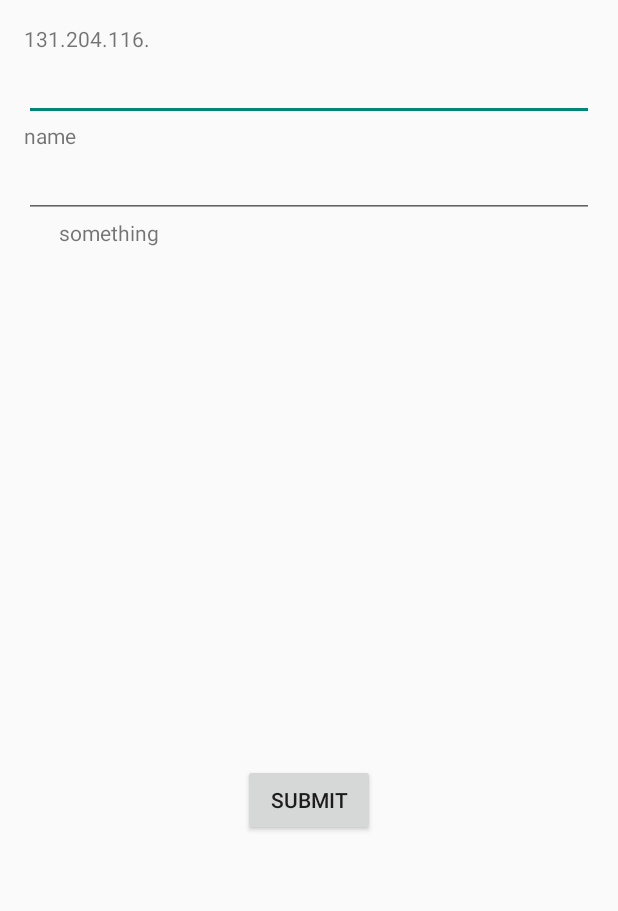
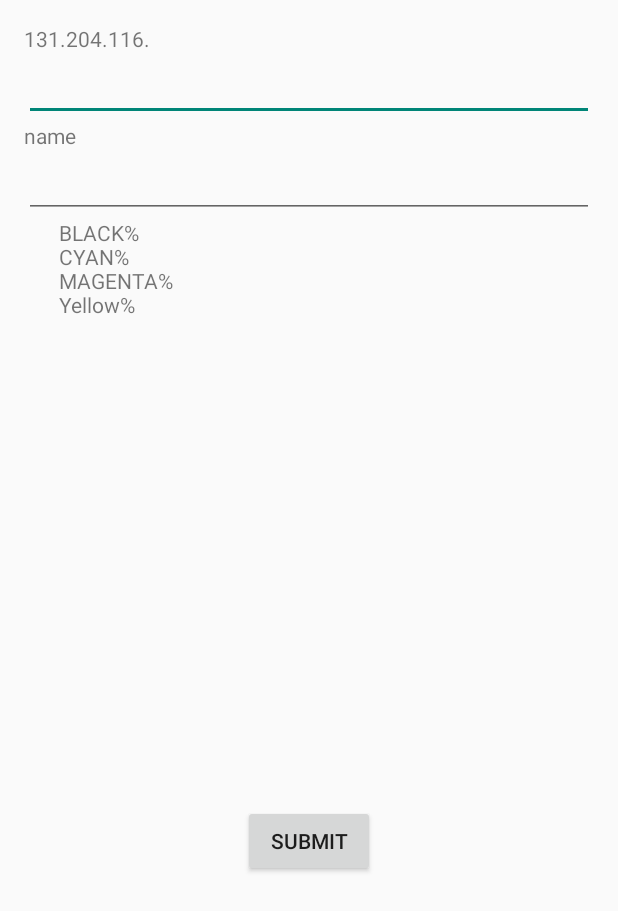
Before and after one commit to phillipjf/SNMPrint, an Android app: the screen it shows after launch (MainActivity), after a tap on "SUBMIT", on a phone screen of 412 x 824 dp. Shown: the top 911 px of the screen. Run offline under Robolectric (Android 15) with nearby library versions, the phone set to English and light mode, and no system bars; 5 statements that could not run were skipped.

Commit message:
04-15-2015 7:36pm Working SNMP calls

```diff
--- a/app/src/main/java/edu/auburn/eng/csse/comp3710/pjf0001/snmprint/MainActivity.java
+++ b/app/src/main/java/edu/auburn/eng/csse/comp3710/pjf0001/snmprint/MainActivity.java
@@ -32,11 +32,13 @@ public class MainActivity extends Activity
         setContentView(R.layout.activity_main);
         Log.i("DEBUG", "made it to onCreate");
 
+        outputText = (TextView) findViewById(R.id.printDetails);
+
         submit = (Button) findViewById(R.id.submitButton);
         submit.setOnClickListener(new Button.OnClickListener() {
             public void onClick(View v) {
                 new printTask().execute();
-                //Log.i("DEBUG", "made it to onCreate submit");
+                Log.i("DEBUG", "made it to onCreate submit");
             }
         });
     }
@@ -48,11 +50,19 @@ public class MainActivity extends Activity
         return true;
     }
 
-    private class printTask extends AsyncTask<String, Void, Integer>{
+    private class printTask extends AsyncTask<String, Void, String>{
         @Override
-        protected Integer doInBackground(String... params) {
+        protected String doInBackground(String... params) {
+            String returnVal = prntStat.snmpGet(BASE_IP, READ_COMMUNITY, mSNMPVersion, OID_BASE_LEVEL+OID_BLACK);
+            returnVal += prntStat.snmpGet(BASE_IP, READ_COMMUNITY, mSNMPVersion, OID_BASE_LEVEL+OID_CYAN);
+            returnVal += prntStat.snmpGet(BASE_IP, READ_COMMUNITY, mSNMPVersion, OID_BASE_LEVEL+OID_MAGENTA);
+            returnVal += prntStat.snmpGet(BASE_IP, READ_COMMUNITY, mSNMPVersion, OID_BASE_LEVEL+OID_YELLOW);
             Log.i("DEBUG", "made it to output");
-            return prntStat.snmpGet(BASE_IP, READ_COMMUNITY, mSNMPVersion, OID_BASE_LEVEL+OID_BLACK);
+            return returnVal;
+        }
+        protected void onPostExecute(String str)
+        {
+            outputText.setText(str);
         }
     }
 
--- a/app/src/main/java/edu/auburn/eng/csse/comp3710/pjf0001/snmprint/PrintStatus.java
+++ b/app/src/main/java/edu/auburn/eng/csse/comp3710/pjf0001/snmprint/PrintStatus.java
@@ -5,6 +5,9 @@ package edu.auburn.eng.csse.comp3710.pjf0001.snmprint;
  */
 
 import android.app.Activity;
+import android.os.Bundle;
+import android.util.Log;
+import android.view.View;
 import android.widget.TextView;
 import java.net.InetAddress;
 import snmp.*;
@@ -15,13 +18,16 @@ public class PrintStatus extends Activity{
 	public static final String OID_YELLOW = "1.2";
 	public static final String OID_CYAN = "1.3";
 	public static final String OID_MAGENTA = "1.4";
+	TextView outText;
 
-	/*
-	 * This method process the request and Get the Value on the device
-	 * @returns String. community=READ_COMMUNITY
-	 */
-	public Integer snmpGet(String strIPAddress, String community, int iSNMPVersion, String strOID){
+
+		/*
+         * This method process the request and Get the Value on the device
+         * @returns String. community=READ_COMMUNITY
+         */
+	public String snmpGet(String strIPAddress, String community, int iSNMPVersion, String strOID){
 		String str="";
+		String printValues = new String();
 		try{
 			InetAddress hostAddress = InetAddress.getByName(strIPAddress);
 
@@ -40,33 +46,35 @@ public class PrintStatus extends Activity{
 			SNMPObject snmpValue = pair.getSNMPObjectAt(1);
 
 			//printGUI.model.addElement(printGUI.printerName.getText());
-            TextView view = (TextView) findViewById(R.id.outputText);
-			view.setText("something");
+
+			//view = (TextView) findViewById(R.id.printDetails);
+
 			str = snmpValue.toString();
 			if(strOID == OID_BASE_LEVEL+OID_BLACK){
 				//view.addElement("BLACK: " + str + "%");
-                view.append("BLACK" + str + "%");
+                printValues += ("BLACK" + str + "%\n");
+				Log.i("DEBUG", "made it to black");
 				//System.out.println("BLACK: "+ str +"%");
 			}
 			else if(strOID == OID_BASE_LEVEL+OID_YELLOW){
 				//printGUI.model.addElement("YELLOW: "+ str +"%");
-                view.append("Yellow" + str + "%");
+				printValues += ("Yellow" + str + "%\n");
 				//System.out.println("YELLOW: "+ str +"%");
 			}
 			if(strOID == OID_BASE_LEVEL+OID_CYAN){
 				//printGUI.model.addElement("CYAN: "+ str +"%");
-                view.append("CYAN" + str + "%");
+				printValues += ("CYAN" + str + "%\n");
 				//System.out.println("CYAN: "+ str +"%");
 			}
 			if(strOID == OID_BASE_LEVEL+OID_MAGENTA) {
 				//printGUI.model.addElement("MAGENTA: "+ str +"%");
-				view.append("MAGENTA" + str + "%");
+				printValues += ("MAGENTA" + str + "%\n");
 				//System.out.println("MAGENTA: "+ str +"%");
 			}
 		}
 		catch(Exception e){
 			System.out.println("Exception during SNMP operation: " + e + "\n");
 		}
-		return 0;
+		return printValues;
 	}
 }
--- a/app/src/main/res/layout/activity_main.xml
+++ b/app/src/main/res/layout/activity_main.xml
@@ -42,7 +42,7 @@
         <TextView
             android:layout_width="333dp"
             android:layout_height="wrap_content"
-            android:id="@+id/outputText"
+            android:id="@+id/printDetails"
             android:layout_gravity="center_horizontal"
             android:layout_weight="0.58"
             android:text="something" />
```
